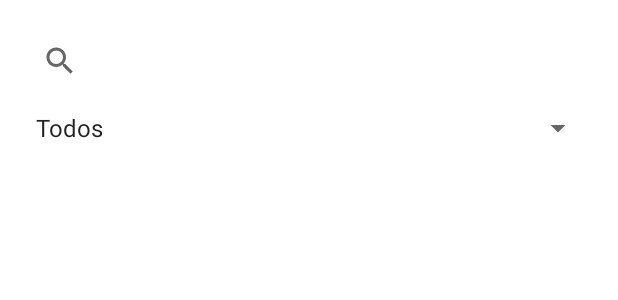
After one commit to Bl4nc018/SaborExpress, an Android app: the layout fragment_search.xml on its own in the app's theme, with its tools: preview values and no code run, on a phone screen of 412 x 824 dp. The commit adds this screen. Shown: the top 300 px of the screen. Run offline under Robolectric (Android 15) with nearby library versions, the phone set to English and light mode, and no system bars; network calls fail.

Commit message:
Creada el primer layout y fragment para la búsqueda de recetas.

```diff
--- a/SaborExpress_App/app/src/main/java/com/example/saborexpress/MainActivity.java
+++ b/SaborExpress_App/app/src/main/java/com/example/saborexpress/MainActivity.java
@@ -24,7 +24,7 @@ public class MainActivity extends AppCompatActivity {
         // Passing each menu ID as a set of Ids because each
         // menu should be considered as top level destinations.
         AppBarConfiguration appBarConfiguration = new AppBarConfiguration.Builder(
-                R.id.navigation_home, R.id.navigation_shopping_list, R.id.navigation_notifications)
+                R.id.navigation_home, R.id.navigation_shopping_list, R.id.navigation_search)
                 .build();
         NavController navController = Navigation.findNavController(this, R.id.nav_host_fragment_activity_main);
         NavigationUI.setupActionBarWithNavController(this, navController, appBarConfiguration);
--- /dev/null
+++ b/SaborExpress_App/app/src/main/res/layout/fragment_search.xml
@@ -0,0 +1,40 @@
+<?xml version="1.0" encoding="utf-8"?>
+<androidx.constraintlayout.widget.ConstraintLayout xmlns:android="http://schemas.android.com/apk/res/android"
+    xmlns:app="http://schemas.android.com/apk/res-auto"
+    android:layout_width="match_parent"
+    android:layout_height="match_parent"
+    xmlns:tools="http://schemas.android.com/tools"
+    android:padding="16dp">
+
+    <androidx.appcompat.widget.SearchView
+        android:id="@+id/search_view"
+        android:layout_width="0dp"
+        android:layout_height="wrap_content"
+        android:queryHint="Buscar recetas"
+        app:layout_constraintTop_toTopOf="parent"
+        app:layout_constraintStart_toStartOf="parent"
+        app:layout_constraintEnd_toEndOf="parent"
+        app:layout_constraintBottom_toTopOf="@id/spinner_food_type"
+        android:layout_marginBottom="8dp"/>
+
+    <Spinner
+        android:id="@+id/spinner_food_type"
+        android:layout_width="0dp"
+        android:layout_height="wrap_content"
+        android:entries="@array/food_types"
+        app:layout_constraintTop_toBottomOf="@id/search_view"
+        app:layout_constraintStart_toStartOf="parent"
+        app:layout_constraintEnd_toEndOf="parent"
+        app:layout_constraintBottom_toTopOf="@id/recycler_view_item"
+        android:layout_marginBottom="8dp"/>
+
+    <androidx.recyclerview.widget.RecyclerView
+        android:id="@+id/recycler_view_item"
+        android:layout_width="match_parent"
+        android:layout_height="match_parent"
+        android:layout_marginTop="90dp"
+        app:layout_constraintEnd_toEndOf="parent"
+        app:layout_constraintHorizontal_bias="0.0"
+        app:layout_constraintStart_toStartOf="parent" />
+
+</androidx.constraintlayout.widget.ConstraintLayout>
--- a/SaborExpress_App/app/src/main/res/menu/bottom_nav_menu.xml
+++ b/SaborExpress_App/app/src/main/res/menu/bottom_nav_menu.xml
@@ -12,8 +12,8 @@
         android:title="@string/title_shopping" />
 
     <item
-        android:id="@+id/navigation_notifications"
+        android:id="@+id/navigation_search"
         android:icon="@drawable/ic_notifications_black_24dp"
-        android:title="@string/title_notifications" />
+        android:title="@string/title_search" />
 
 </menu>
--- a/SaborExpress_App/app/src/main/res/values/strings.xml
+++ b/SaborExpress_App/app/src/main/res/values/strings.xml
@@ -2,5 +2,13 @@
     <string name="app_name">SaborExpress</string>
     <string name="title_home">Home</string>
     <string name="title_shopping">Shopping</string>
-    <string name="title_notifications">Notifications</string>
+    <string name="title_search">Search</string>
+    <string-array name="food_types">
+        <item>Todos</item>
+        <item>Americana</item>
+        <item>Tex-mex</item>
+        <item>Francesa</item>
+        <item>Italiana</item>
+        <!-- Add more types as needed -->
+    </string-array>
 </resources>
```
Also changed, not shown: SaborExpress_App/app/src/main/java/com/example/saborexpress/ui/notifications/NotificationsFragment.java (deleted, +0 -37 lines), SaborExpress_App/app/src/main/java/com/example/saborexpress/ui/notifications/NotificationsViewModel.java (deleted, +0 -19 lines), SaborExpress_App/app/src/main/java/com/example/saborexpress/ui/search/SearchFragment.java (added, +105 -0 lines), SaborExpress_App/app/src/main/res/layout/fragment_notifications.xml (deleted, +0 -22 lines), SaborExpress_App/app/src/main/res/navigation/mobile_navigation.xml (+4 -4 lines).
